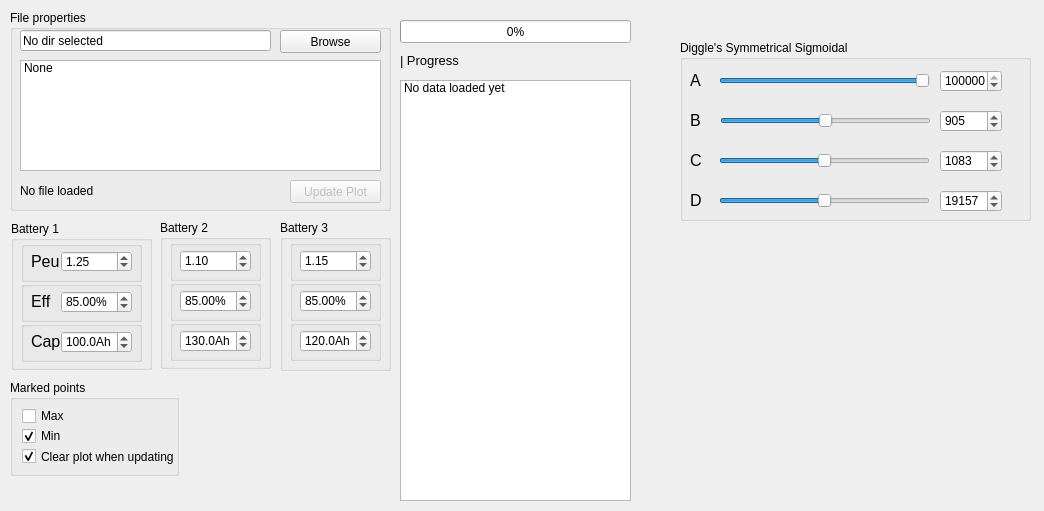
Old version of the form mainwindow.ui in the repository Flawededge/EzGraphData.
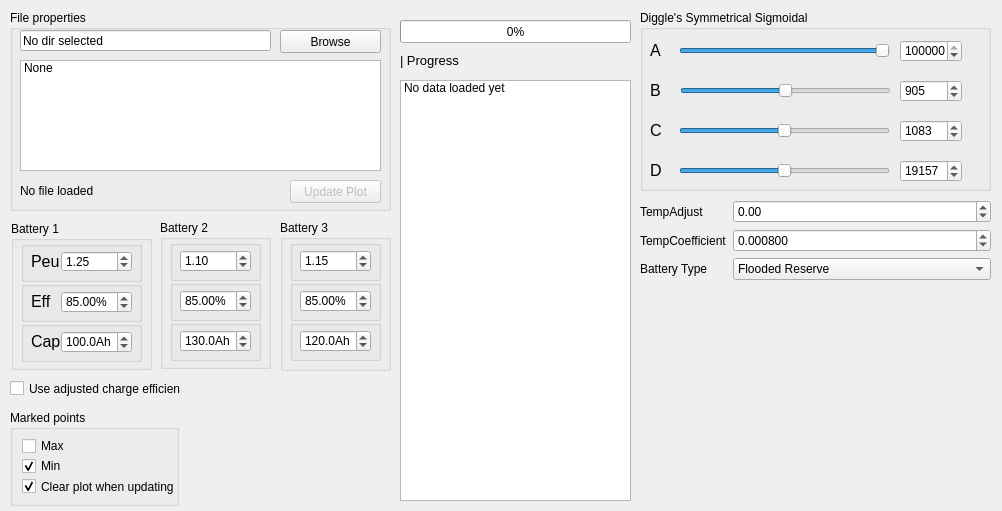
New version of the form.

Diff of the .ui file:
```diff
--- a/mainwindow.ui
+++ b/mainwindow.ui
@@ -6,7 +6,7 @@
    <rect>
     <x>0</x>
     <y>0</y>
-       <width>1044</width>
+       <width>1002</width>
        <height>511</height>
    </rect>
   </property>
@@ -212,7 +212,7 @@
    <property name="geometry">
     <rect>
      <x>10</x>
-        <y>380</y>
+        <y>410</y>
         <width>169</width>
         <height>96</height>
     </rect>
@@ -709,8 +709,8 @@
      <widget class="QGroupBox" name="groupBox_2">
          <property name="geometry">
              <rect>
-                 <x>680</x>
-                 <y>40</y>
+                 <x>640</x>
+                 <y>10</y>
                  <width>351</width>
                  <height>181</height>
              </rect>
@@ -979,6 +979,127 @@
              </property>
          </widget>
      </widget>
+     <widget class="QWidget" name="horizontalLayoutWidget">
+         <property name="geometry">
+             <rect>
+                 <x>640</x>
+                 <y>200</y>
+                 <width>351</width>
+                 <height>301</height>
+             </rect>
+         </property>
+         <layout class="QHBoxLayout" name="horizontalLayout">
+             <item>
+                 <layout class="QFormLayout" name="leftForm">
+                     <item row="0" column="0">
+                         <widget class="QLabel" name="tempAdjustLabel">
+                             <property name="text">
+                                 <string>TempAdjust</string>
+                             </property>
+                         </widget>
+                     </item>
+                     <item row="0" column="1">
+                         <widget class="QDoubleSpinBox" name="tempAdj">
+                             <property name="minimum">
+                                 <double>-100.000000000000000</double>
+                             </property>
+                             <property name="maximum">
+                                 <double>100.000000000000000</double>
+                             </property>
+                             <property name="singleStep">
+                                 <double>0.500000000000000</double>
+                             </property>
+                         </widget>
+                     </item>
+                     <item row="1" column="0">
+                         <widget class="QLabel" name="tempCoefficientLabel">
+                             <property name="text">
+                                 <string>TempCoefficient</string>
+                             </property>
+                         </widget>
+                     </item>
+                     <item row="1" column="1">
+                         <widget class="QDoubleSpinBox" name="tempCo">
+                             <property name="decimals">
+                                 <number>6</number>
+                             </property>
+                             <property name="minimum">
+                                 <double>-10.000000000000000</double>
+                             </property>
+                             <property name="maximum">
+                                 <double>10.000000000000000</double>
+                             </property>
+                             <property name="singleStep">
+                                 <double>0.000010000000000</double>
+                             </property>
+                             <property name="value">
+                                 <double>0.000800000000000</double>
+                             </property>
+                         </widget>
+                     </item>
+                     <item row="2" column="0">
+                         <widget class="QLabel" name="batteryTypeLabel">
+                             <property name="text">
+                                 <string>Battery Type</string>
+                             </property>
+                         </widget>
+                     </item>
+                     <item row="2" column="1">
+                         <widget class="QComboBox" name="battType">
+                             <item>
+                                 <property name="text">
+                                     <string>Flooded Reserve</string>
+                                 </property>
+                             </item>
+                             <item>
+                                 <property name="text">
+                                     <string>Flooded Combination</string>
+                                 </property>
+                             </item>
+                             <item>
+                                 <property name="text">
+                                     <string>Flooded Deep Cycle</string>
+                                 </property>
+                             </item>
+                             <item>
+                                 <property name="text">
+                                     <string>AGM STD</string>
+                                 </property>
+                             </item>
+                             <item>
+                                 <property name="text">
+                                     <string>AGM SPL</string>
+                                 </property>
+                             </item>
+                             <item>
+                                 <property name="text">
+                                     <string>Gel Cell</string>
+                                 </property>
+                             </item>
+                             <item>
+                                 <property name="text">
+                                     <string>FFLY Cell</string>
+                                 </property>
+                             </item>
+                         </widget>
+                     </item>
+                 </layout>
+             </item>
+         </layout>
+     </widget>
+     <widget class="QCheckBox" name="adjustedChargeEfficiency">
+         <property name="geometry">
+             <rect>
+                 <x>10</x>
+                 <y>380</y>
+                 <width>171</width>
+                 <height>17</height>
+             </rect>
+         </property>
+         <property name="text">
+             <string>Use adjusted charge efficiency</string>
+         </property>
+     </widget>
  </widget>
  <tabstops>
   <tabstop>currentDir</tabstop>
```
Left out of the diff: 64 changed lines with no effect on the pictures.
